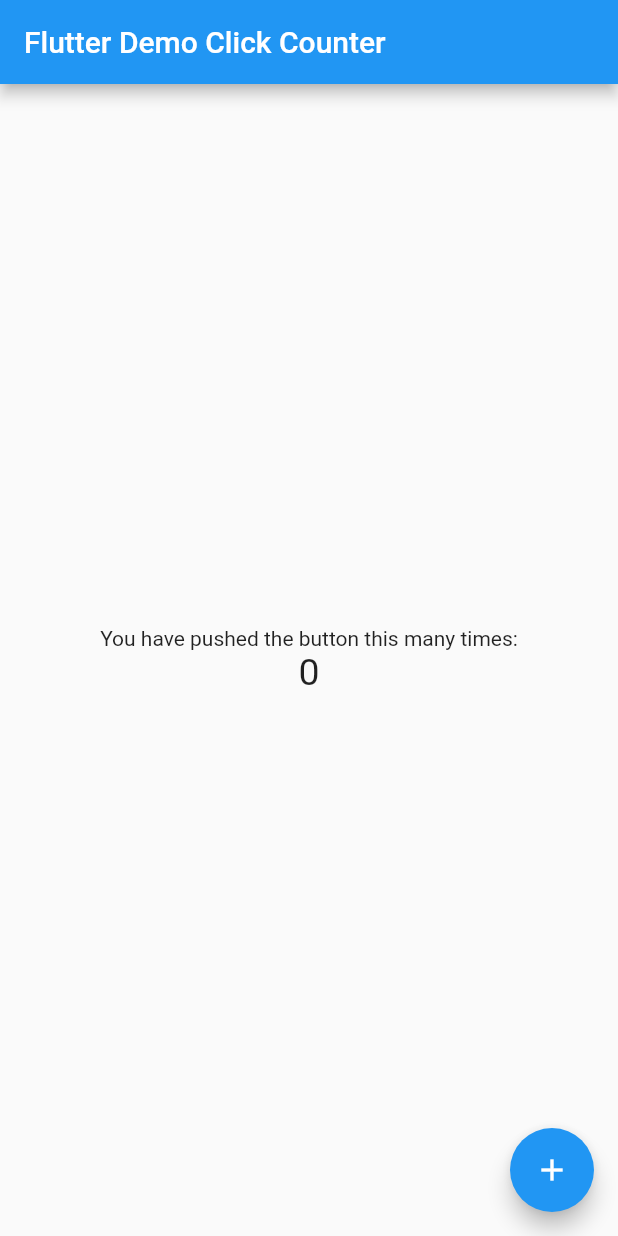
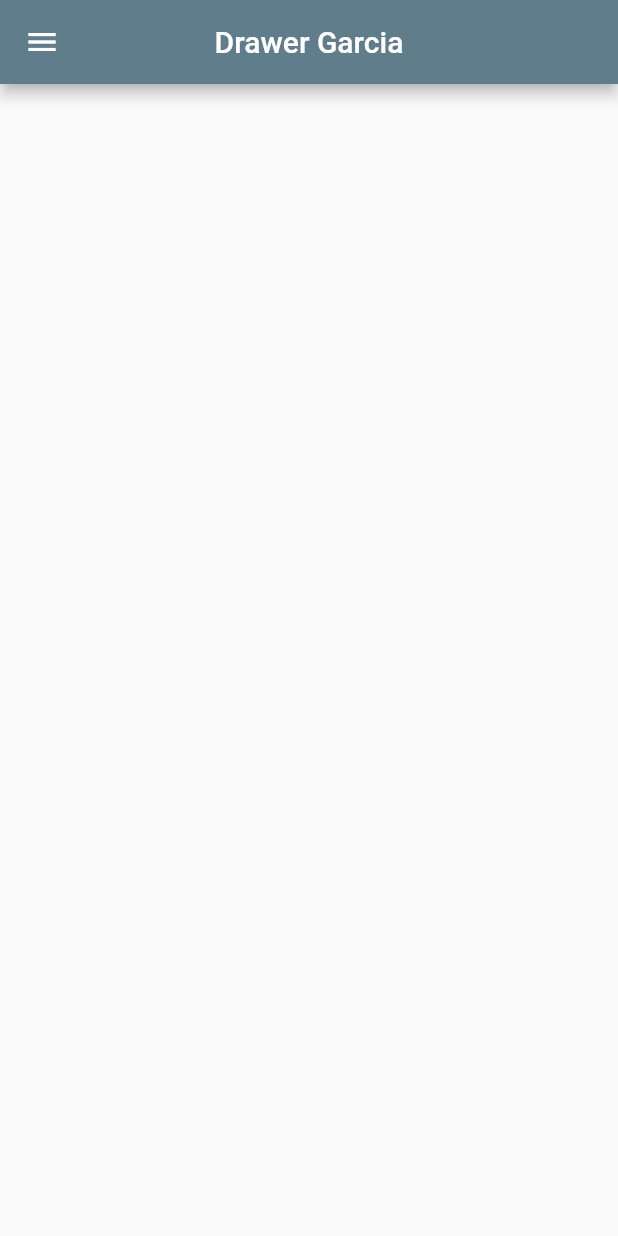
Before and after one commit to AlejandroGarcia4to/Drawer_p_4, a Flutter app: the screen it shows after launch, on a phone screen of 412 x 824 dp. Run offline on Flutter 3.47's test engine with Material 2 defaults, Android fonts, the phone set to English and light mode, and no system bars.

Commit message:
drawerV2

```diff
--- a/lib/main.dart
+++ b/lib/main.dart
@@ -4,15 +4,16 @@ void main() => runApp(MyApp());
 
 class MyApp extends StatelessWidget {
   const MyApp({super.key});
-  static const String _title = 'Flutter Stateful Clicker Counter';
+  static const String _title = 'Drawer Garcia';
   // This widget is the root of your application.
   @override
   Widget build(BuildContext context) {
     return MaterialApp(
       title: _title,
       theme: ThemeData(
-        primarySwatch: Colors.blue,
+        primarySwatch: Colors.teal,
       ),
+      debugShowCheckedModeBanner: false,
       home: MyHomePage(),
     );
   }
@@ -20,72 +21,61 @@ class MyApp extends StatelessWidget {
 
 class MyHomePage extends StatefulWidget {
   const MyHomePage({super.key});
-  // This widget is the home page of your application. It is stateful, meaning
-  // that it has a State object (defined below) that contains fields that affect
-  // how it looks.
-  // This class is the configuration for the state.
   @override
   _MyHomePageState createState() => _MyHomePageState();
 }
 
 class _MyHomePageState extends State<MyHomePage> {
-  int _counter = 0;
-
-  void _incrementCounter() {
-    setState(() {
-      // This call to setState tells the Flutter framework that something has
-      // changed in this State, which causes it to rerun the build method below
-      // so that the display can reflect the updated values. If we changed
-      // _counter without calling setState(), then the build method would not be
-      // called again, and so nothing would appear to happen.
-      _counter++;
-    });
-  }
-
   @override
   Widget build(BuildContext context) {
-    // This method is rerun every time setState is called, for instance as done
-    // by the _incrementCounter method above.
-    //
-    // The Flutter framework has been optimized to make rerunning build methods
-    // fast, so that you can just rebuild anything that needs updating rather
-    // than having to individually change instances of widgets.
     return Scaffold(
       appBar: AppBar(
-        // Here we take the value from the MyHomePage object that was created by
-        // the App.build method, and use it to set our appbar title.
-        title: Text('Flutter Demo Click Counter'),
+        centerTitle: true,
+        backgroundColor: const Color(0xff607d8b),
+        title: Text('Drawer Garcia'),
       ),
-      body: Center(
-        // Center is a layout widget. It takes a single child and positions it
-        // in the middle of the parent.
-        child: Column(
-          // Column is also a layout widget. It takes a list of children and
-          // arranges them vertically. By default, it sizes itself to fit its
-          // children horizontally, and tries to be as tall as its parent.
-          //
-          // Column has various properties to control how it sizes itself and
-          // how it positions its children. Here we use mainAxisAlignment to
-          // center the children vertically; the main axis here is the vertical
-          // axis because Columns are vertical (the cross axis would be
-          // horizontal).
-          mainAxisAlignment: MainAxisAlignment.center,
-          children: <Widget>[
-            Text(
-              'You have pushed the button this many times:',
+      drawer: Drawer(
+        child: ListView(
+          // Important: Remove any padding from the ListView.
+          padding: EdgeInsets.zero,
+          children: [
+            const DrawerHeader(
+              decoration: BoxDecoration(
+                color: Colors.blueGrey,
+              ),
+              child: Text('Encabezado'),
             ),
-            Text(
-              '$_counter',
-              style: TextStyle(fontSize: 25),
+            ListTile(
+              leading: Icon(
+                Icons.home,
+              ),
+              title: const Text('Pagina 1'),
+              onTap: () {
+                Navigator.pop(context);
+              },
+            ),
+            ListTile(
+              leading: Icon(
+                Icons.train,
+              ),
+              title: const Text('Pagina 2'),
+              onTap: () {
+                Navigator.pop(context);
+              },
+            ),
+            ListTile(
+              leading: Icon(
+                Icons.add_a_photo,
+              ),
+              title: const Text('Pagina 3'),
+              onTap: () {
+                Navigator.pop(context);
+              },
             ),
           ],
         ),
       ),
-      floatingActionButton: FloatingActionButton(
-        onPressed: _incrementCounter,
-        tooltip: 'Increment',
-        child: Icon(Icons.add),
-      ),
+      body: Center(),
     );
   }
 }
```
